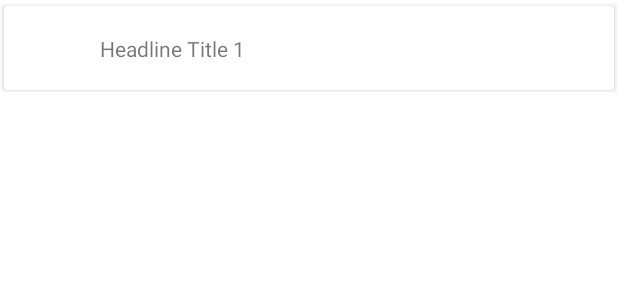
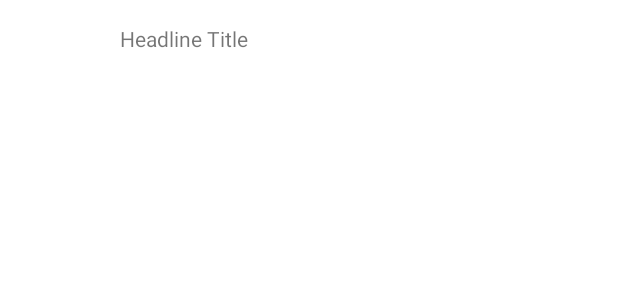
Before and after one commit to hfaria/topheadlines-android, an Android app: the layout top_headlines_list_item.xml on its own in the app's theme, with its tools: preview values and no code run, on a phone screen of 412 x 824 dp. Shown: the top 300 px of the screen. Run offline under Robolectric (Android 15) with nearby library versions, the phone set to English and light mode, and no system bars.

Commit message:
Layout adjustments on TopHeadlines screen

```diff
--- a/app/src/main/java/com/hfaria/ctw/topheadlines/ui/TopHeadlinesFragment.kt
+++ b/app/src/main/java/com/hfaria/ctw/topheadlines/ui/TopHeadlinesFragment.kt
@@ -13,11 +13,13 @@ import androidx.biometric.BiometricManager.Authenticators.BIOMETRIC_WEAK
 import androidx.biometric.BiometricPrompt
 import androidx.core.content.ContextCompat
 import androidx.lifecycle.lifecycleScope
+import androidx.paging.LoadState
 import com.hfaria.ctw.topheadlines.BuildConfig
 import com.hfaria.ctw.topheadlines.R
 import com.hfaria.ctw.topheadlines.databinding.FragmentTopHeadlinesBinding
 import com.hfaria.ctw.topheadlines.ui.article_content.ArticleContentActivity
 import com.hfaria.ctw.topheadlines.ui.base.BaseFragment
+import kotlinx.coroutines.flow.collectLatest
 import kotlinx.coroutines.launch
 
 class TopHeadlinesFragment : BaseFragment<TopHeadlinesViewModel>() {
@@ -65,6 +67,16 @@ class TopHeadlinesFragment : BaseFragment<TopHeadlinesViewModel>() {
         state.articlePage.observe(viewLifecycleOwner) { page ->
             lifecycleScope.launch {
                 adapter.submitData(page)
+            }
+        }
+
+        viewLifecycleOwner.lifecycleScope.launch {
+            adapter.loadStateFlow.collectLatest { state ->
+                if (state.refresh is LoadState.Loading) {
+                    binding.cpiFetching.visibility = View.VISIBLE
+                } else {
+                    binding.cpiFetching.visibility = View.GONE
+                }
             }
         }
     }
--- a/app/src/main/res/layout/fragment_top_headlines.xml
+++ b/app/src/main/res/layout/fragment_top_headlines.xml
@@ -27,7 +27,7 @@
 
         <androidx.recyclerview.widget.RecyclerView
             android:id="@+id/rv_top_headlines"
-            android:layout_width="0dp"
+            android:layout_width="match_parent"
             android:layout_height="0dp"
             app:layout_constraintTop_toTopOf="parent"
             app:layout_constraintBottom_toBottomOf="parent"
--- a/app/src/main/res/layout/top_headlines_list_item.xml
+++ b/app/src/main/res/layout/top_headlines_list_item.xml
@@ -1,40 +1,26 @@
 <?xml version="1.0" encoding="utf-8"?>
-<layout xmlns:app="http://schemas.android.com/apk/res-auto"
+<LinearLayout
+    xmlns:app="http://schemas.android.com/apk/res-auto"
     xmlns:tools="http://schemas.android.com/tools"
-    xmlns:android="http://schemas.android.com/apk/res/android">
-
-    <data>
-    </data>
-
-    <androidx.cardview.widget.CardView
+    xmlns:android="http://schemas.android.com/apk/res/android"
     android:layout_width="match_parent"
     android:layout_height="wrap_content"
-        app:cardUseCompatPadding="true">
-
-        <androidx.constraintlayout.widget.ConstraintLayout
-            android:layout_height="wrap_content"
-            android:layout_width="match_parent">
+    android:padding="8dp">
 
     <ImageView
         android:id="@+id/iv_article_image"
         android:layout_width="56dp"
         android:layout_height="56dp"
         app:layout_constraintTop_toTopOf="parent"
-                app:layout_constraintStart_toStartOf="parent" />
+        app:layout_constraintStart_toStartOf="parent"
+        android:contentDescription="@string/headline_image" />
 
     <TextView
         android:id="@+id/tv_title"
         android:layout_width="wrap_content"
         android:layout_height="wrap_content"
-                android:layout_marginTop="8dp"
+        android:padding="8dp"
+        android:textSize="14sp"
         android:layout_marginStart="8dp"
-                android:layout_marginBottom="8dp"
-                android:textSize="14sp"
-                app:layout_constraintLeft_toRightOf="@id/iv_article_image"
-                app:layout_constraintTop_toTopOf="parent"
-                app:layout_constraintBottom_toBottomOf="parent"
-                tools:text="Headline Title 1" />
-
-        </androidx.constraintlayout.widget.ConstraintLayout>
-    </androidx.cardview.widget.CardView>
-</layout>
+        tools:text="Headline Title" />
+</LinearLayout>
--- a/app/src/main/res/values/strings.xml
+++ b/app/src/main/res/values/strings.xml
@@ -9,6 +9,7 @@
 
     <string name="error_dialog_title">ERROR</string>
     <string name="error_dialog_ok_button">OK</string>
+    <string name="headline_image">Headline Image</string>
 
 
 </resources>
```
Lines whose indentation alone changed are shown as unchanged.
